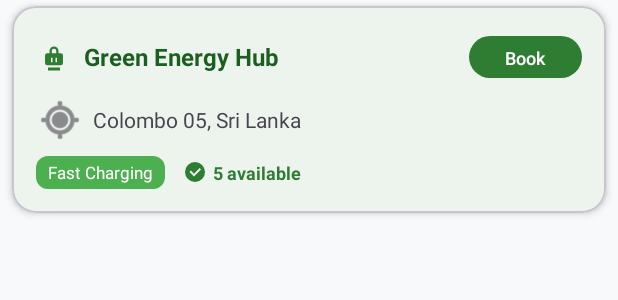
After one commit to IT22194930/NexCharge---EV-Charging-Station-Booking-System, an Android app: the layout item_station_card.xml on its own in the app's theme, with its tools: preview values and no code run, on a phone screen of 412 x 824 dp. The commit adds this screen. Shown: the top 300 px of the screen. Run offline under Robolectric (Android 15) with nearby library versions, the phone set to English and light mode, and no system bars.

Commit message:
add booking by station
add booking by station

```diff
--- /dev/null
+++ b/EVChargingApp/app/src/main/res/drawable/circle_background.xml
@@ -0,0 +1,5 @@
+<?xml version="1.0" encoding="utf-8"?>
+<shape xmlns:android="http://schemas.android.com/apk/res/android"
+    android:shape="oval">
+    <solid android:color="@color/nexcharge_primary" />
+</shape>
--- /dev/null
+++ b/EVChargingApp/app/src/main/res/drawable/ic_available_slots.xml
@@ -0,0 +1,10 @@
+<?xml version="1.0" encoding="utf-8"?>
+<vector xmlns:android="http://schemas.android.com/apk/res/android"
+    android:width="16dp"
+    android:height="16dp"
+    android:viewportWidth="24"
+    android:viewportHeight="24">
+    <path
+        android:fillColor="@color/nexcharge_primary"
+        android:pathData="M12,2A10,10 0 0,1 22,12A10,10 0 0,1 12,22A10,10 0 0,1 2,12A10,10 0 0,1 12,2M11,16.5L18,9.5L16.59,8.09L11,13.67L7.91,10.59L6.5,12L11,16.5Z" />
+</vector>
--- /dev/null
+++ b/EVChargingApp/app/src/main/res/drawable/ic_charging_station.xml
@@ -0,0 +1,10 @@
+<?xml version="1.0" encoding="utf-8"?>
+<vector xmlns:android="http://schemas.android.com/apk/res/android"
+    android:width="24dp"
+    android:height="24dp"
+    android:viewportWidth="24"
+    android:viewportHeight="24">
+    <path
+        android:fillColor="?attr/colorOnSurface"
+        android:pathData="M16.5,9.5H15V8A3,3 0 0,0 12,5A3,3 0 0,0 9,8V9.5H7.5A1.5,1.5 0 0,0 6,11V16A1.5,1.5 0 0,0 7.5,17.5H16.5A1.5,1.5 0 0,0 18,16V11A1.5,1.5 0 0,0 16.5,9.5M10.5,8A1.5,1.5 0 0,1 12,6.5A1.5,1.5 0 0,1 13.5,8V9.5H10.5V8M14,12.5V15.5H13V12.5H11V15.5H10V12.5H14M8,19V21H16V19H8Z" />
+</vector>
--- /dev/null
+++ b/EVChargingApp/app/src/main/res/drawable/rounded_background.xml
@@ -0,0 +1,6 @@
+<?xml version="1.0" encoding="utf-8"?>
+<shape xmlns:android="http://schemas.android.com/apk/res/android"
+    android:shape="rectangle">
+    <corners android:radius="8dp" />
+    <solid android:color="@color/nexcharge_accent" />
+</shape>
--- /dev/null
+++ b/EVChargingApp/app/src/main/res/layout/item_station_card.xml
@@ -0,0 +1,129 @@
+<?xml version="1.0" encoding="utf-8"?>
+<com.google.android.material.card.MaterialCardView xmlns:android="http://schemas.android.com/apk/res/android"
+    xmlns:app="http://schemas.android.com/apk/res-auto"
+    xmlns:tools="http://schemas.android.com/tools"
+    android:layout_width="match_parent"
+    android:layout_height="wrap_content"
+    android:layout_marginHorizontal="8dp"
+    android:layout_marginVertical="4dp"
+    app:cardCornerRadius="16dp"
+    app:cardElevation="3dp"
+    app:cardBackgroundColor="@color/nexcharge_surface"
+    android:clickable="true"
+    android:focusable="true"
+    android:foreground="?attr/selectableItemBackground">
+
+    <LinearLayout
+        android:layout_width="match_parent"
+        android:layout_height="wrap_content"
+        android:orientation="vertical"
+        android:padding="16dp">
+
+        <!-- Header Row: Station Name and Book Button -->
+        <LinearLayout
+            android:layout_width="match_parent"
+            android:layout_height="wrap_content"
+            android:orientation="horizontal"
+            android:gravity="center_vertical"
+            android:layout_marginBottom="8dp">
+
+            <LinearLayout
+                android:layout_width="0dp"
+                android:layout_height="wrap_content"
+                android:layout_weight="1"
+                android:orientation="horizontal"
+                android:gravity="center_vertical">
+
+                <ImageView
+                    android:layout_width="24dp"
+                    android:layout_height="24dp"
+                    android:src="@drawable/ic_charging_station"
+                    android:layout_marginEnd="8dp"
+                    app:tint="@color/nexcharge_primary" />
+
+                <TextView
+                    android:id="@+id/textViewStationName"
+                    android:layout_width="0dp"
+                    android:layout_height="wrap_content"
+                    android:layout_weight="1"
+                    android:text="Station Name"
+                    android:textSize="16sp"
+                    android:textStyle="bold"
+                    android:textColor="?attr/colorOnSurface"
+                    android:maxLines="1"
+                    android:ellipsize="end"
+                    tools:text="Green Energy Hub" />
+
+            </LinearLayout>
+
+            <com.google.android.material.button.MaterialButton
+                android:id="@+id/buttonBookStation"
+                android:layout_width="wrap_content"
+                android:layout_height="36dp"
+                android:text="Book"
+                android:textSize="12sp"
+                android:minWidth="60dp"
+                style="@style/Widget.Material3.Button"
+                app:backgroundTint="@color/nexcharge_primary"
+                android:textColor="@android:color/white"
+                android:layout_marginStart="8dp" />
+
+        </LinearLayout>
+
+        <!-- Location Row -->
+        <TextView
+            android:id="@+id/textViewStationLocation"
+            android:layout_width="match_parent"
+            android:layout_height="wrap_content"
+            android:text="Location"
+            android:textSize="14sp"
+            android:textColor="?attr/colorOnSurfaceVariant"
+            android:layout_marginBottom="8dp"
+            android:drawableStart="@android:drawable/ic_menu_mylocation"
+            android:drawablePadding="6dp"
+            android:drawableTint="?attr/colorOnSurfaceVariant"
+            android:gravity="center_vertical"
+            android:maxLines="1"
+            android:ellipsize="end"
+            tools:text="Colombo 05, Sri Lanka" />
+
+        <!-- Type and Slots Row -->
+        <LinearLayout
+            android:layout_width="match_parent"
+            android:layout_height="wrap_content"
+            android:orientation="horizontal"
+            android:gravity="center_vertical">
+
+            <TextView
+                android:id="@+id/textViewStationType"
+                android:layout_width="wrap_content"
+                android:layout_height="wrap_content"
+                android:text="Type"
+                android:textSize="11sp"
+                android:background="@drawable/rounded_background"
+                android:backgroundTint="@color/nexcharge_accent"
+                android:textColor="@android:color/white"
+                android:paddingHorizontal="8dp"
+                android:paddingVertical="3dp"
+                android:layout_marginEnd="12dp"
+                tools:text="Fast Charging" />
+
+            <TextView
+                android:id="@+id/textViewAvailableSlots"
+                android:layout_width="0dp"
+                android:layout_height="wrap_content"
+                android:layout_weight="1"
+                android:text="Slots"
+                android:textSize="12sp"
+                android:textColor="@color/nexcharge_primary"
+                android:textStyle="bold"
+                android:drawableStart="@drawable/ic_available_slots"
+                android:drawablePadding="4dp"
+                android:gravity="center_vertical"
+                tools:text="5 available" />
+
+        </LinearLayout>
+
+    </LinearLayout>
+
+</com.google.android.material.card.MaterialCardView>
```
Also changed, not shown: EVChargingApp/app/src/main/java/com/evcharging/evchargingapp/ui/evowner/adapters/StationsAdapter.kt (added, +73 -0 lines), EVChargingApp/app/src/main/java/com/evcharging/evchargingapp/ui/evowner/fragments/EVOwnerReservationsFragment.kt (+93 -2 lines), EVChargingApp/app/src/main/res/layout/fragment_evowner_reservations.xml (+22 -0 lines), EVChargingApp/app/src/main/res/layout/item_station_card_compact.xml (added, +117 -0 lines).
